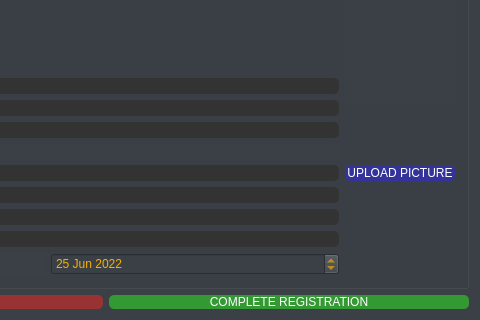
Before: the Qt Designer form Pulp-Fiction-LoginAndRegister/loginsystem.ui in AP-projects-4001/Pulp-Fiction, drawn with Qt 5; both pictures show x 270 to 750 and y 130 to 450 of the 750 by 450 pixel window.
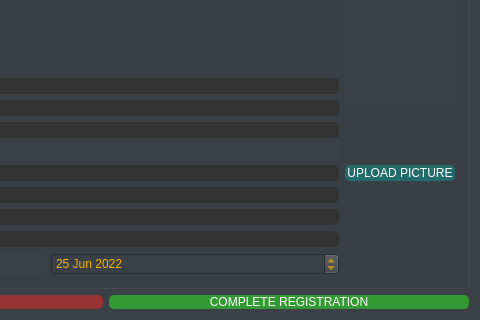
After: the same form once the commit is applied. The open tabs and pages were chosen to show the change. Icons and pictures are not drawn.

Patch:
```diff
--- a/Pulp-Fiction-LoginAndRegister/loginsystem.ui
+++ b/Pulp-Fiction-LoginAndRegister/loginsystem.ui
@@ -2625,7 +2625,7 @@
               <string notr="true">QPushButton#uplButton {
 Padding: 1px;
 Border-radius: 5px;
-Background: #339;
+	background-color: rgb(36, 108, 108);
 Color: #fefefe;
 }
 
```
Left out of the diff: 2 changed lines with no effect on the pictures.
